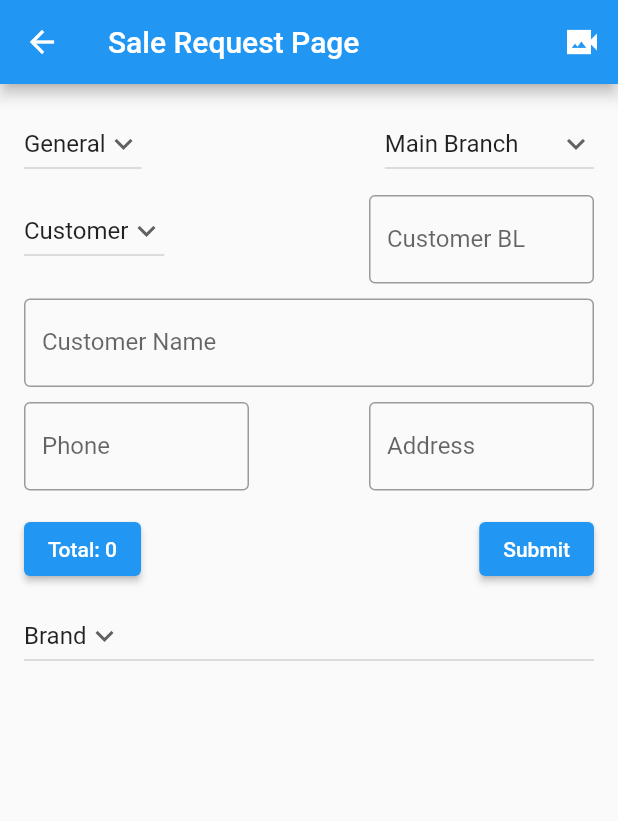
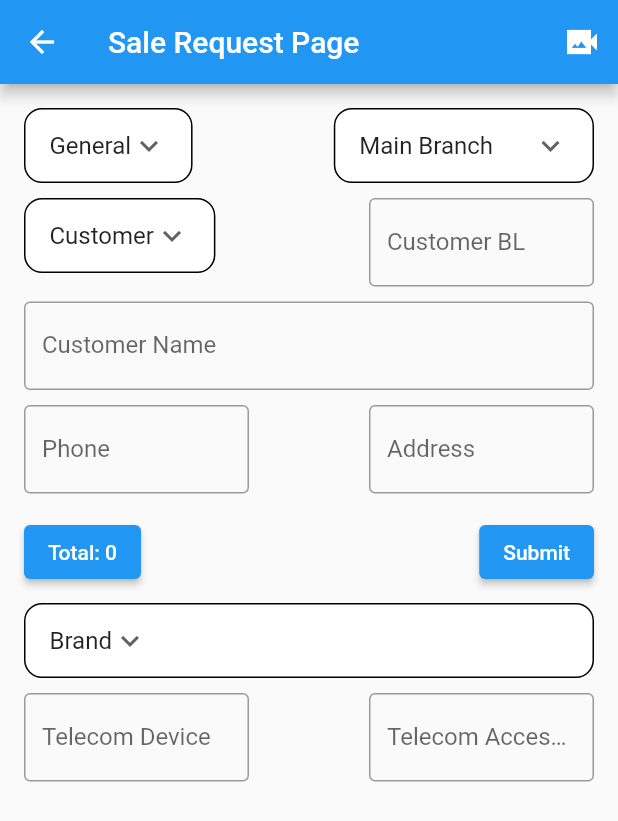
Before and after one commit to atik-sabuj/client_app, a Flutter app: the SaleRequestPage screen opened directly, on a phone screen of 412 x 824 dp. Shown: the top 821 px of the screen. Run offline on Flutter 3.47's test engine with Material 2 defaults, Android fonts, the phone set to English and light mode, and no system bars.

Commit message:
Page Updates

```diff
--- a/lib/pages/daily_visit_page.dart
+++ b/lib/pages/daily_visit_page.dart
@@ -12,6 +12,7 @@ class _DailyVisitPageState extends State<DailyVisitPage> {
   @override
   Widget build(BuildContext context) {
     return Scaffold(
+      resizeToAvoidBottomInset: true,
       appBar: AppBar(
         title: const Text('Daily Visit Page'),
         leading: InkWell(
@@ -21,7 +22,8 @@ class _DailyVisitPageState extends State<DailyVisitPage> {
             },
             child: Icon(Icons.arrow_back)),
       ),
-      body: Padding(
+      body: SingleChildScrollView(
+        child: Padding(
           padding: const EdgeInsets.all(16.0),
           child: Column(
             children: [
@@ -42,7 +44,17 @@ class _DailyVisitPageState extends State<DailyVisitPage> {
                       ),
                     ),
                   ),
-                DropdownButton(
+                  Container(
+                    padding: EdgeInsets.symmetric(horizontal: 16),
+                    decoration: BoxDecoration(
+                      color: const Color(0xffffffff),
+                      border: Border.all(
+                        width: 1,
+                      ),
+                      borderRadius: BorderRadius.circular(12),
+                    ),
+                    child: DropdownButton(
+                      underline: SizedBox(),
                       // Initial Value
                       value: profilevalue,
 
@@ -64,6 +76,7 @@ class _DailyVisitPageState extends State<DailyVisitPage> {
                         });
                       },
                     ),
+                  ),
                 ],
               ),
               SizedBox(
@@ -73,7 +86,17 @@ class _DailyVisitPageState extends State<DailyVisitPage> {
                 mainAxisAlignment: MainAxisAlignment.spaceBetween,
                 crossAxisAlignment: CrossAxisAlignment.start,
                 children: [
-                DropdownButton(
+                  Container(
+                    padding: EdgeInsets.symmetric(horizontal: 16),
+                    decoration: BoxDecoration(
+                      color: const Color(0xffffffff),
+                      border: Border.all(
+                        width: 1,
+                      ),
+                      borderRadius: BorderRadius.circular(12),
+                    ),
+                    child: DropdownButton(
+                      underline: SizedBox(),
                       // Initial Value
                       value: customervalue,
 
@@ -94,6 +117,7 @@ class _DailyVisitPageState extends State<DailyVisitPage> {
                           customervalue = newCustomerValue!;
                         });
                       },
+                    ),
                   ),
                   Container(width: 150,
                     child: TextFormField(
@@ -291,6 +315,7 @@ class _DailyVisitPageState extends State<DailyVisitPage> {
             ],
           ),
         ),
+      ),
     );
   }
 }
--- a/lib/pages/sale_req_page.dart
+++ b/lib/pages/sale_req_page.dart
@@ -13,6 +13,7 @@ class _SaleRequestPageState extends State<SaleRequestPage> {
   @override
   Widget build(BuildContext context) {
     return Scaffold(
+      resizeToAvoidBottomInset: true,
       appBar: AppBar(
         title: const Text("Sale Request Page"),
         leading: InkWell(
@@ -38,7 +39,8 @@ class _SaleRequestPageState extends State<SaleRequestPage> {
           ),
         ],
       ),
-      body: Padding(
+      body: SingleChildScrollView(
+        child: Padding(
           padding: const EdgeInsets.all(16.0),
           child: Column(
             children: [
@@ -46,7 +48,17 @@ class _SaleRequestPageState extends State<SaleRequestPage> {
                 mainAxisAlignment: MainAxisAlignment.spaceBetween,
                 crossAxisAlignment: CrossAxisAlignment.start,
                 children: [
-                DropdownButton(
+                  Container(
+                    padding: EdgeInsets.symmetric(horizontal: 16),
+                    decoration: BoxDecoration(
+                      color: const Color(0xffffffff),
+                      border: Border.all(
+                        width: 1,
+                      ),
+                      borderRadius: BorderRadius.circular(12),
+                    ),
+                    child: DropdownButton(
+                      underline: SizedBox(),
                       // Initial Value
                       value: profilevalue,
 
@@ -68,7 +80,18 @@ class _SaleRequestPageState extends State<SaleRequestPage> {
                         });
                       },
                     ),
-                DropdownButton(
+                  ),
+                  Container(
+                    padding: EdgeInsets.symmetric(horizontal: 16),
+                    decoration: BoxDecoration(
+                      color: const Color(0xffffffff),
+                      border: Border.all(
+                        width: 1,
+                      ),
+                      borderRadius: BorderRadius.circular(12),
+                    ),
+                    child: DropdownButton(
+                      underline: SizedBox(),
                       // Initial Value
                       value: branchvalue,
 
@@ -90,6 +113,7 @@ class _SaleRequestPageState extends State<SaleRequestPage> {
                         });
                       },
                     ),
+                  ),
                 ],
               ),
               SizedBox(
@@ -99,7 +123,17 @@ class _SaleRequestPageState extends State<SaleRequestPage> {
                 mainAxisAlignment: MainAxisAlignment.spaceBetween,
                 crossAxisAlignment: CrossAxisAlignment.start,
                 children: [
-                DropdownButton(
+                  Container(
+                    padding: EdgeInsets.symmetric(horizontal: 16),
+                    decoration: BoxDecoration(
+                      color: const Color(0xffffffff),
+                      border: Border.all(
+                        width: 1,
+                      ),
+                      borderRadius: BorderRadius.circular(12),
+                    ),
+                    child: DropdownButton(
+                      underline: SizedBox(),
                       // Initial Value
                       value: customervalue,
 
@@ -120,6 +154,7 @@ class _SaleRequestPageState extends State<SaleRequestPage> {
                           customervalue = newCustomerValue!;
                         });
                       },
+                    ),
                   ),
                   Container(width: 150,
                     child: TextFormField(
@@ -212,7 +247,17 @@ class _SaleRequestPageState extends State<SaleRequestPage> {
                 crossAxisAlignment: CrossAxisAlignment.start,
                 children: [
                   Expanded(
+                    child: Container(
+                      padding: EdgeInsets.symmetric(horizontal: 16),
+                      decoration: BoxDecoration(
+                        color: const Color(0xffffffff),
+                        border: Border.all(
+                          width: 1,
+                        ),
+                        borderRadius: BorderRadius.circular(12),
+                      ),
                       child: DropdownButton(
+                        underline: SizedBox(),
                         // Initial Value
                         value: brandvalue,
 
@@ -235,11 +280,47 @@ class _SaleRequestPageState extends State<SaleRequestPage> {
                         },
                       ),
                     ),
+                  ),
+                ],
+              ),
+
+              const SizedBox(
+                height: 10,
+              ),
+              Row(
+                mainAxisAlignment: MainAxisAlignment.spaceBetween,
+                crossAxisAlignment: CrossAxisAlignment.start,
+                children: [
+                  Container(
+                    width: 150,
+                    child: TextFormField(
+                      decoration: const InputDecoration(
+                        hintText: 'Device',
+                        labelText: 'Telecom Device',
+                        border: OutlineInputBorder(
+                            borderSide:
+                            const BorderSide(color: Colors.blue, width: 1)),
+                      ),
+                    ),
+                  ),
+                  Container(
+                    width: 150,
+                    child: TextFormField(
+                      decoration: const InputDecoration(
+                        hintText: 'Accessories',
+                        labelText: 'Telecom Accessories',
+                        border: OutlineInputBorder(
+                            borderSide:
+                            const BorderSide(color: Colors.blue, width: 1)),
+                      ),
+                    ),
+                  ),
                 ],
               ),
             ],
           ),
         ),
+      ),
     );
   }
 }
```
Lines whose indentation alone changed are shown as unchanged.
